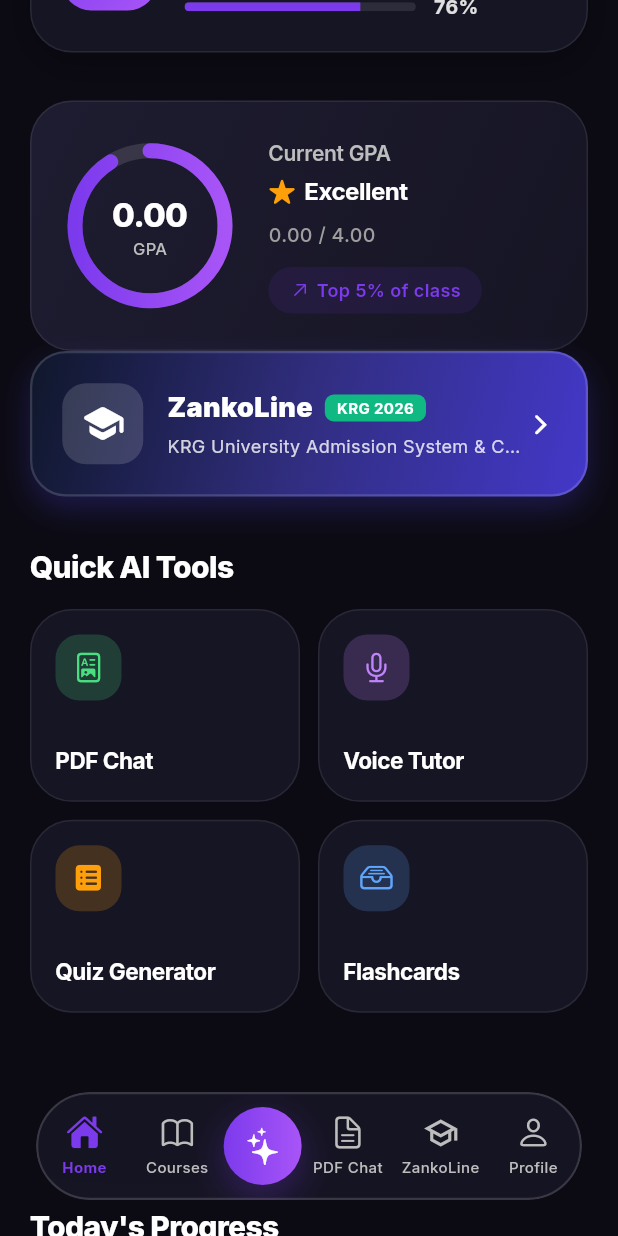
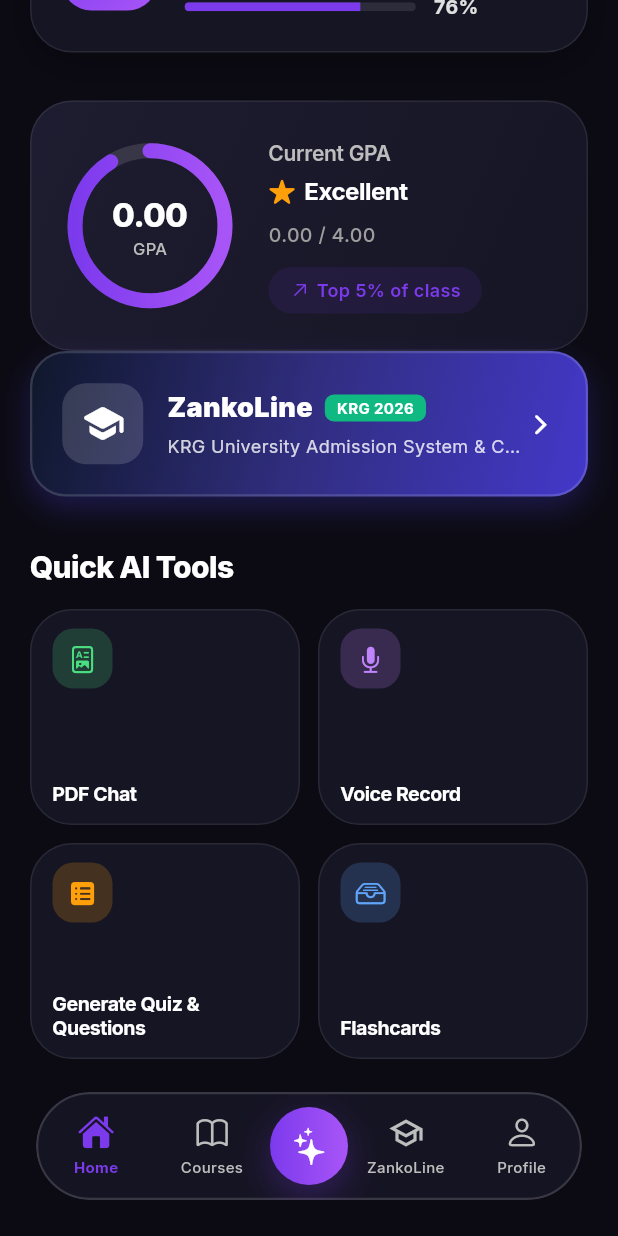
Before and after one commit to rawankazm/zankoAI, a Flutter app: the NavigationShell screen opened directly, scrolled down 576 dp, on a phone screen of 412 x 824 dp. Run offline on Flutter 3.47's test engine with Material 3 defaults, Android fonts, the phone set to English and light mode, and no system bars; our stand-ins replace cached_network_image, cloud_firestore, device_preview, file_picker, firebase_auth, firebase_core and 11 more; missing offline and left inert: mobile_scanner; accounts and stored records are empty; network calls fail.

Commit message:
some update

```diff
--- a/lib/services/language_provider.dart
+++ b/lib/services/language_provider.dart
@@ -211,9 +211,17 @@
     // Bottom Navigation
     'nav_home': {'ku': 'سەرەکی', 'ar': 'الرئيسية', 'en': 'Home'},
     'nav_courses': {'ku': 'وانەکان', 'ar': 'المواد', 'en': 'Courses'},
+    'nav_gpa': {'ku': 'کۆنمرە (GPA)', 'ar': 'المعدل (GPA)', 'en': 'GPA'},
     'nav_ai_teacher': {'ku': 'مامۆستا AI', 'ar': 'معلم AI', 'en': 'AI Tutor'},
+
     'nav_quiz': {'ku': 'کویز', 'ar': 'اختبار', 'en': 'Quiz'},
+    'quiz_title': {'ku': 'ئەنجامی کویز', 'ar': 'نتيجة الاختبار', 'en': 'Quiz Results'},
+    'quiz_completed': {'ku': 'تاقیکردنەوەکە تەواو بوو!', 'ar': 'اكتمل الاختبار!', 'en': 'Quiz Completed!'},
+    'your_score': {'ku': 'نمرەکەت', 'ar': 'درجتك', 'en': 'Your Score'},
+    'score_good': {'ku': 'زۆر باشە! ئەنجامێکی بەرزە 👏', 'ar': 'ممتاز! نتيجة رائعة 👏', 'en': 'Great Job! Excellent result 👏'},
+    'back_to_quiz_home': {'ku': 'دووبارەکردنەوەی کویز', 'ar': 'إعادة الاختبار', 'en': 'Retake Quiz'},
     'nav_pdf_chat': {'ku': 'پەڕەی PDF', 'ar': 'ملف PDF', 'en': 'PDF Chat'},
+
     'nav_profile': {'ku': 'پڕۆفایل', 'ar': 'الملف', 'en': 'Profile'},
 
     // Home / Dashboard Header & Search
@@ -228,7 +236,9 @@
     'start_learning': {'ku': 'دەستپێکردنی فێربوون', 'ar': 'ابدأ التعلم', 'en': 'Start Learning'},
     'explain': {'ku': 'ڕوونکردنەوە', 'ar': 'شرح', 'en': 'Explain'},
     'summarize': {'ku': 'کورتکردنەوە', 'ar': 'تلخيص', 'en': 'Summarize'},
-    'voice_tutor': {'ku': 'مامۆستای دەنگی', 'ar': 'المعلم الصوتي', 'en': 'Voice Tutor'},
+    'voice_tutor': {'ku': 'تۆماری دەنگی', 'ar': 'تسجيل المحاضرات', 'en': 'Voice Record'},
+
+
     'pdf_chat': {'ku': 'چاتی PDF', 'ar': 'محادثة PDF', 'en': 'PDF Chat'},
 
     // Cards
--- a/lib/views/home/home_screen.dart
+++ b/lib/views/home/home_screen.dart
@@ -13,7 +13,9 @@
 import '../gpa/gpa_tracker_screen.dart';
 import '../notifications/notifications_screen.dart';
 import '../pdf/pdf_chat_screen.dart';
+import '../pdf/audio_summarizer_view.dart';
 import '../profile/profile_screen.dart';
+
 import '../quiz/quiz_screen.dart';
 import '../schedule/schedule_screen.dart';
 import '../zankoline/zankoline_screen.dart';
@@ -282,8 +284,9 @@
                             } else if (action == 'Voice Tutor') {
                               Navigator.push(
                                 context,
-                                CupertinoPageRoute(builder: (_) => const FocusScreen()),
+                                CupertinoPageRoute(builder: (_) => const AudioSummarizerView()),
                               );
+
                             } else if (action == 'PDF Chat') {
                               Navigator.push(
                                 context,
@@ -935,10 +938,12 @@
 
   @override
   Widget build(BuildContext context) {
+    final langProvider = Provider.of<LanguageProvider>(context);
+
     final tools = [
       _ToolData(
         icon: CupertinoIcons.doc_richtext,
-        title: 'PDF Chat',
+        title: langProvider.translate('pdf_chat'),
         color: const Color(0xFF4ADE80),
         onTap: () => Navigator.push(
           context,
@@ -946,17 +951,17 @@
         ),
       ),
       _ToolData(
-        icon: CupertinoIcons.mic,
-        title: 'Voice Tutor',
+        icon: CupertinoIcons.mic_fill,
+        title: langProvider.translate('voice_tutor'),
         color: const Color(0xFFC084FC),
         onTap: () => Navigator.push(
           context,
-          CupertinoPageRoute(builder: (_) => const FocusScreen()),
+          CupertinoPageRoute(builder: (_) => const AudioSummarizerView()),
         ),
       ),
       _ToolData(
         icon: CupertinoIcons.square_list_fill,
-        title: 'Quiz Generator',
+        title: langProvider.translate('quiz'),
         color: const Color(0xFFFF9F0A),
         onTap: () => Navigator.push(
           context,
@@ -974,6 +979,7 @@
       ),
     ];
 
+
     return GridView.builder(
       shrinkWrap: true,
       physics: const NeverScrollableScrollPhysics(),
@@ -981,7 +987,7 @@
         crossAxisCount: 2,
         crossAxisSpacing: 12,
         mainAxisSpacing: 12,
-        childAspectRatio: 1.4,
+        childAspectRatio: 1.25,
       ),
       itemCount: tools.length,
       itemBuilder: (_, i) => _ToolCard(data: tools[i], isDark: isDark),
@@ -1014,7 +1020,7 @@
     return AnimatedScaleButton(
       onTap: data.onTap,
       child: Container(
-        padding: const EdgeInsets.all(16),
+        padding: const EdgeInsets.symmetric(horizontal: 14, vertical: 12),
         decoration: BoxDecoration(
           color: isDark ? ZankoColors.darkCard : Colors.white,
           borderRadius: BorderRadius.circular(ZankoRadius.card),
@@ -1039,23 +1045,32 @@
           mainAxisAlignment: MainAxisAlignment.spaceBetween,
           children: [
             Container(
-              width: 44,
-              height: 44,
+              width: 40,
+              height: 40,
               decoration: BoxDecoration(
                 color: isDark
                     ? data.color.withValues(alpha: 0.2)
                     : data.color.withValues(alpha: 0.12),
-                borderRadius: BorderRadius.circular(16),
-              ),
-              child: Icon(data.icon, color: data.color, size: 22),
-            ),
-            Text(
-              data.title,
-              style: TextStyle(
-                fontSize: 15,
-                fontWeight: FontWeight.w700,
-                color: isDark ? Colors.white : ZankoColors.textPrimary,
-                letterSpacing: -0.3,
+                borderRadius: BorderRadius.circular(14),
+              ),
+              child: Icon(data.icon, color: data.color, size: 20),
+            ),
+            const SizedBox(height: 6),
+            Expanded(
+              child: Align(
+                alignment: Alignment.bottomLeft,
+                child: Text(
+                  data.title,
+                  maxLines: 2,
+                  overflow: TextOverflow.ellipsis,
+                  style: TextStyle(
+                    fontSize: 13,
+                    fontWeight: FontWeight.w700,
+                    color: isDark ? Colors.white : ZankoColors.textPrimary,
+                    letterSpacing: -0.3,
+                    height: 1.2,
+                  ),
+                ),
               ),
             ),
           ],
@@ -1064,6 +1079,7 @@
     );
   }
 }
+
 
 // ─── Today's Progress ──────────────────────────────────────────────────────
 class _TodayProgress extends StatefulWidget {
--- a/lib/views/navigation_shell.dart
+++ b/lib/views/navigation_shell.dart
@@ -8,6 +8,7 @@
 import '../widgets/apple_ui_components.dart';
 import 'home/home_screen.dart';
 import 'home/courses_screen.dart';
+import 'gpa/gpa_tracker_screen.dart';
 import 'ai_teacher/ai_teacher_chat_screen.dart';
 import 'pdf/pdf_chat_screen.dart';
 import 'zankoline/zankoline_screen.dart';
@@ -30,10 +31,11 @@
         HomeScreen(),
         CoursesScreen(),
         AiTeacherChatScreen(),
-        PdfChatScreen(),
         ZankolineScreen(),
         ProfileScreen(),
       ];
+
+
 
   @override
   void initState() {
--- a/lib/widgets/apple_ui_components.dart
+++ b/lib/widgets/apple_ui_components.dart
@@ -878,11 +878,12 @@
                 _buildNavItem(context, 0, CupertinoIcons.house_fill, CupertinoIcons.house, langProvider.translate('nav_home')),
                 _buildNavItem(context, 1, CupertinoIcons.book_fill, CupertinoIcons.book, langProvider.translate('nav_courses')),
                 _buildCenterAiItem(2),
-                _buildNavItem(context, 3, CupertinoIcons.doc_text_fill, CupertinoIcons.doc_text, langProvider.translate('nav_pdf_chat')),
-                _buildNavItem(context, 4, Icons.school_rounded, Icons.school_outlined, langProvider.translate('zankoline')),
-                _buildNavItem(context, 5, CupertinoIcons.person_fill, CupertinoIcons.person, langProvider.translate('nav_profile')),
+                _buildNavItem(context, 3, Icons.school_rounded, Icons.school_outlined, langProvider.translate('zankoline')),
+                _buildNavItem(context, 4, CupertinoIcons.person_fill, CupertinoIcons.person, langProvider.translate('nav_profile')),
               ],
             ),
+
+
           ),
         ),
       ),
```
Also changed, not shown: lib/views/profile/profile_screen.dart (+12 -4 lines), lib/views/quiz/quiz_screen.dart (+24 -9 lines).
